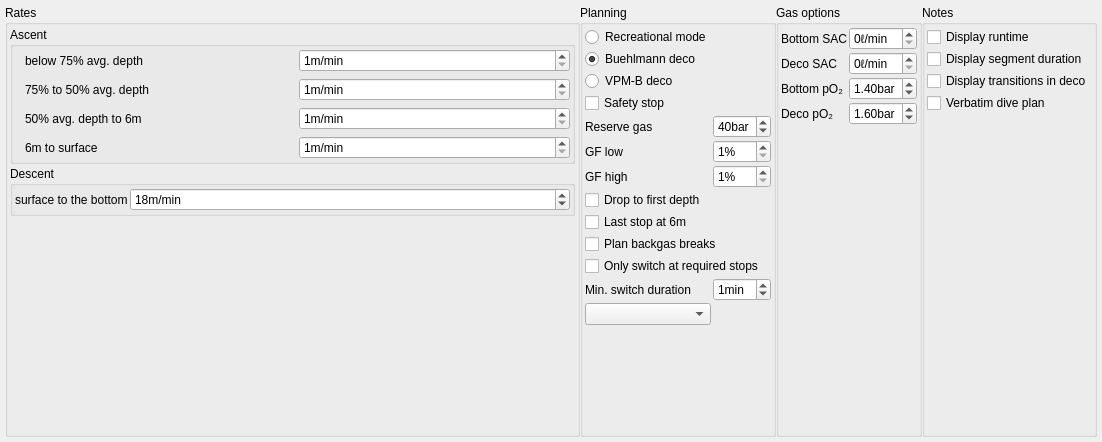
First picture: the form in qt-ui/plannerSettings.ui, repository Slagvi/subsurface, before the edit.
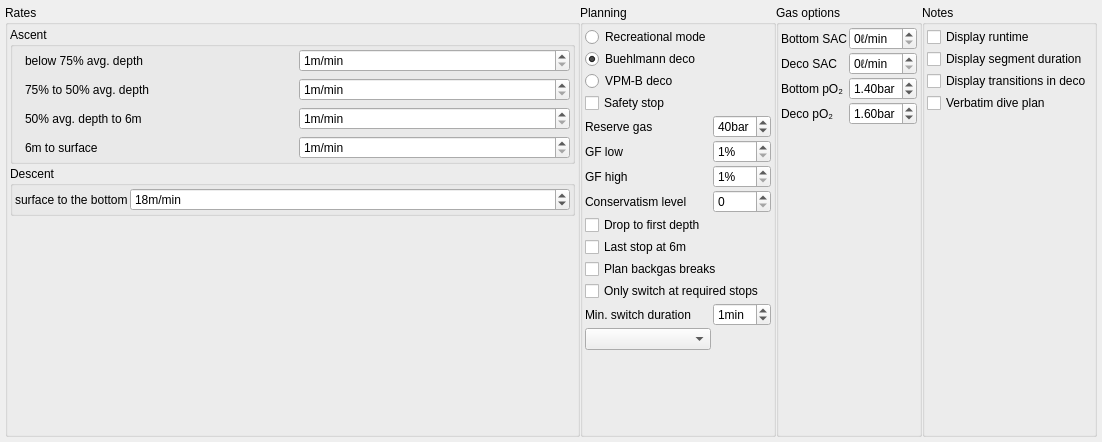
Second picture: the form after the edit.

Commit message: VPM-B: Add conservatism levels to ui.

The edit to the form file:
```diff
--- a/qt-ui/plannerSettings.ui
+++ b/qt-ui/plannerSettings.ui
@@ -282,33 +282,13 @@
            </widget>
           </item>
           <item row="9" column="1" colspan="2">
-           <widget class="QCheckBox" name="backgasBreaks">
-            <property name="text">
-             <string>Plan backgas breaks</string>
-            </property>
-           </widget>
-          </item>
-          <item row="6" column="2">
-           <widget class="QSpinBox" name="gfhigh">
-            <property name="suffix">
-             <string>%</string>
-            </property>
-            <property name="minimum">
-             <number>1</number>
-            </property>
-            <property name="maximum">
-             <number>150</number>
-            </property>
-           </widget>
-          </item>
-          <item row="8" column="1" colspan="2">
            <widget class="QCheckBox" name="lastStop">
             <property name="text">
              <string>Last stop at 6m</string>
             </property>
            </widget>
           </item>
-          <item row="12" column="1">
+          <item row="13" column="1">
            <widget class="QComboBox" name="rebreathermode">
             <property name="currentText">
              <string/>
@@ -331,14 +311,14 @@
             </property>
            </widget>
           </item>
-          <item row="7" column="1" colspan="2">
+          <item row="8" column="1" colspan="2">
            <widget class="QCheckBox" name="drop_stone_mode">
             <property name="text">
              <string>Drop to first depth</string>
             </property>
            </widget>
           </item>
-          <item row="13" column="1">
+          <item row="14" column="1">
            <spacer name="verticalSpacer_2">
             <property name="orientation">
              <enum>Qt::Vertical</enum>
@@ -419,6 +399,26 @@
            </widget>
           </item>
           <item row="10" column="1" colspan="2">
+           <widget class="QCheckBox" name="backgasBreaks">
+            <property name="text">
+             <string>Plan backgas breaks</string>
+            </property>
+           </widget>
+          </item>
+          <item row="6" column="2">
+           <widget class="QSpinBox" name="gfhigh">
+            <property name="suffix">
+             <string>%</string>
+            </property>
+            <property name="minimum">
+             <number>1</number>
+            </property>
+            <property name="maximum">
+             <number>150</number>
+            </property>
+           </widget>
+          </item>
+          <item row="11" column="1" colspan="2">
            <widget class="QCheckBox" name="switch_at_req_stop">
             <property name="toolTip">
              <string>Postpone gas change if a stop is not required</string>
@@ -428,14 +428,14 @@
             </property>
            </widget>
           </item>
-          <item row="11" column="1">
+          <item row="12" column="1">
            <widget class="QLabel" name="label_4">
             <property name="text">
              <string>Min. switch duration</string>
             </property>
            </widget>
           </item>
-          <item row="11" column="2">
+          <item row="12" column="2">
            <widget class="QSpinBox" name="min_switch_duration">
             <property name="suffix">
              <string>min</string>
@@ -454,6 +454,20 @@
             </property>
            </widget>
           </item>
+          <item row="7" column="2">
+           <widget class="QSpinBox" name="conservatism_lvl">
+            <property name="maximum">
+             <number>4</number>
+            </property>
+           </widget>
+          </item>
+          <item row="7" column="1">
+           <widget class="QLabel" name="label_5">
+            <property name="text">
+             <string>Conservatism level</string>
+            </property>
+           </widget>
+          </item>
          </layout>
         </widget>
        </item>
```
Left out of the diff: 16 changed lines with no effect on the pictures. The commit also changes 3 other files.
